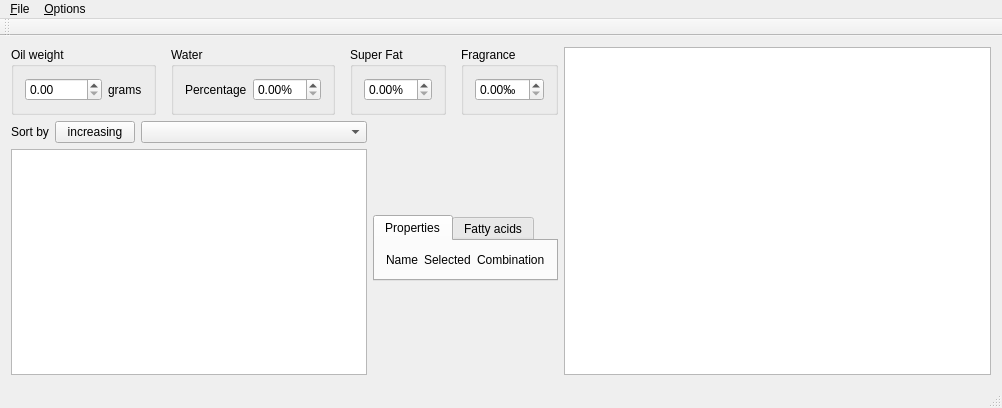
Before: the Qt Designer form mainwindow.ui in Cat-Ion/soap, drawn with Qt 5.
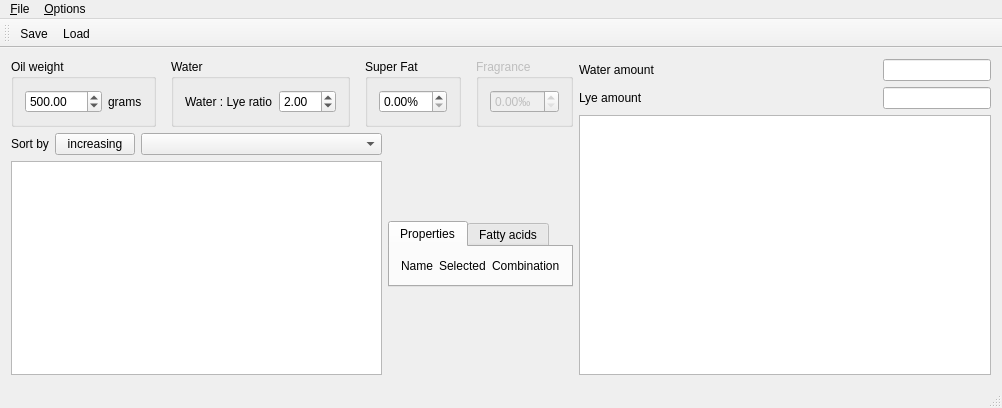
After: the same form once the commit is applied.

```diff
--- a/mainwindow.ui
+++ b/mainwindow.ui
@@ -47,6 +47,9 @@
                <property name="maximum">
                 <double>50000.000000000000000</double>
                </property>
+               <property name="value">
+                <double>500.000000000000000</double>
+               </property>
               </widget>
              </item>
              <item>
@@ -74,18 +77,21 @@
              <item>
               <widget class="QLabel" name="water_amount_label">
                <property name="text">
-                <string>Percentage</string>
+                <string>Water : Lye ratio</string>
                </property>
               </widget>
              </item>
              <item>
               <widget class="QDoubleSpinBox" name="water_percentage">
                <property name="suffix">
-                <string>%</string>
+                <string/>
                </property>
                <property name="maximum">
                 <double>99.900000000000006</double>
                </property>
+               <property name="value">
+                <double>2.000000000000000</double>
+               </property>
               </widget>
              </item>
             </layout>
@@ -124,6 +130,9 @@
           </item>
           <item>
            <widget class="QGroupBox" name="fragrance_groupbox">
+            <property name="enabled">
+             <bool>false</bool>
+            </property>
             <property name="sizePolicy">
              <sizepolicy hsizetype="Fixed" vsizetype="Fixed">
               <horstretch>0</horstretch>
@@ -318,7 +327,55 @@
        </layout>
       </item>
       <item>
-       <widget class="QTableView" name="ingredient_table"/>
+       <layout class="QVBoxLayout" name="verticalLayout">
+        <item>
+         <layout class="QGridLayout" name="gridLayout_3">
+          <item row="0" column="1">
+           <widget class="QLineEdit" name="water_amount">
+            <property name="sizePolicy">
+             <sizepolicy hsizetype="Fixed" vsizetype="Fixed">
+              <horstretch>0</horstretch>
+              <verstretch>0</verstretch>
+             </sizepolicy>
+            </property>
+            <property name="readOnly">
+             <bool>true</bool>
+            </property>
+           </widget>
+          </item>
+          <item row="0" column="0">
+           <widget class="QLabel" name="label_3">
+            <property name="text">
+             <string>Water amount</string>
+            </property>
+           </widget>
+          </item>
+          <item row="1" column="0">
+           <widget class="QLabel" name="label_4">
+            <property name="text">
+             <string>Lye amount</string>
+            </property>
+           </widget>
+          </item>
+          <item row="1" column="1">
+           <widget class="QLineEdit" name="lye_amount">
+            <property name="sizePolicy">
+             <sizepolicy hsizetype="Fixed" vsizetype="Fixed">
+              <horstretch>0</horstretch>
+              <verstretch>0</verstretch>
+             </sizepolicy>
+            </property>
+            <property name="readOnly">
+             <bool>true</bool>
+            </property>
+           </widget>
+          </item>
+         </layout>
+        </item>
+        <item>
+         <widget class="QTableView" name="ingredient_table"/>
+        </item>
+       </layout>
       </item>
      </layout>
     </item>
@@ -384,6 +441,8 @@
    <attribute name="toolBarBreak">
     <bool>false</bool>
    </attribute>
+   <addaction name="action_Save"/>
+   <addaction name="action_Load"/>
   </widget>
   <widget class="QStatusBar" name="statusBar"/>
   <action name="action_Save">
```
Left out of the diff: 5 changed lines with no effect on the pictures.
